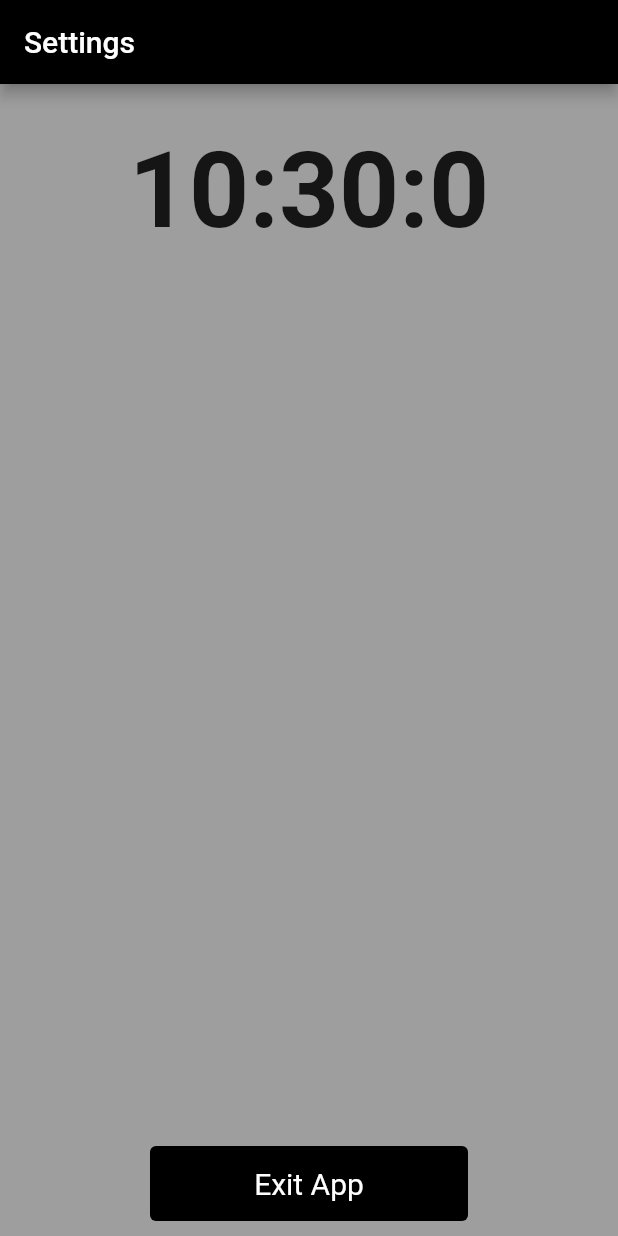
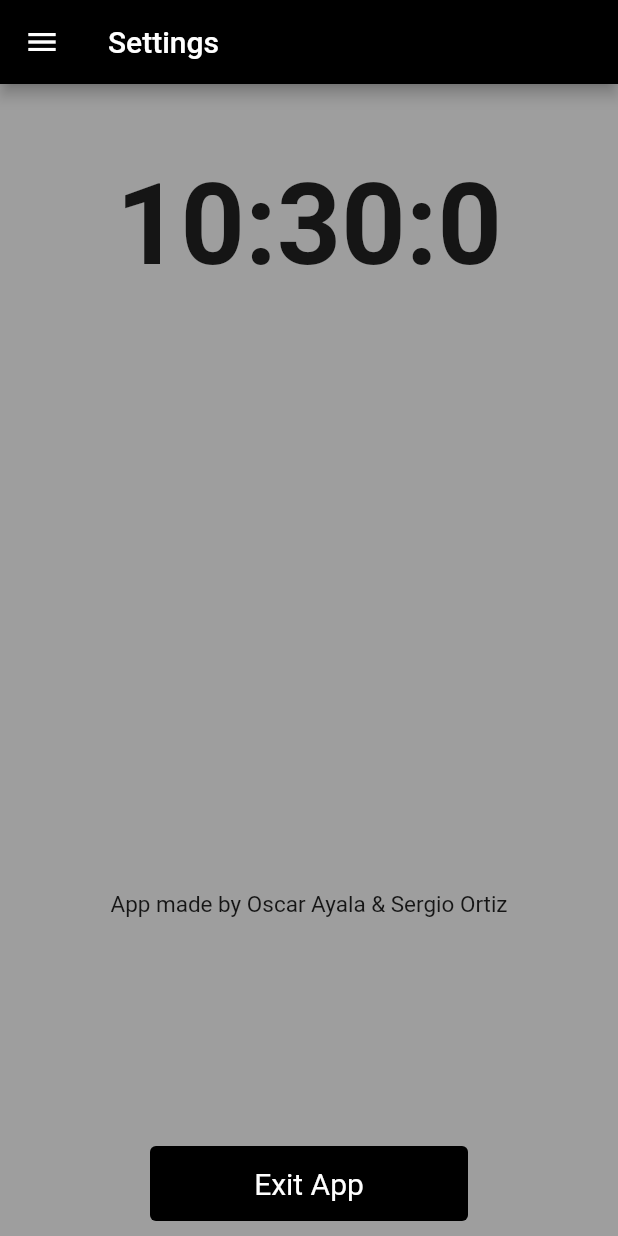
Before and after one commit to oayala3/finalProject, a Flutter app: the screen it shows after launch, scrolled down 1648 dp, on a phone screen of 412 x 824 dp. Run offline on Flutter 3.47's test engine with Material 2 defaults, Android fonts, the phone set to English and light mode, and no system bars; our stand-ins replace animated_background, flutter_slidable, google_maps_flutter, image_picker, location, share and 2 more; missing offline and left inert: gallery_view; accounts and stored records are empty; statements that could not run were skipped.

Commit message:
adds settings drawer

```diff
--- a/lib/screens/bottom_screen.dart
+++ b/lib/screens/bottom_screen.dart
@@ -42,7 +42,7 @@ class _BottomScreenState extends State<BottomScreen> {
         title: const Text('Settings', style: TextStyle(color: Colors.white),),
       ),
       body: Padding(
-        padding: const EdgeInsets.fromLTRB(0, 30, 0, 0),
+        padding: const EdgeInsets.fromLTRB(0, 50, 0, 0),
         child: Column(
           children: [
             Container(
@@ -52,15 +52,59 @@ class _BottomScreenState extends State<BottomScreen> {
                 return Text(
                   getSystemTime(),
                   style: const TextStyle(
-                      fontSize: 70,
+                      fontSize: 75,
                       fontWeight: FontWeight.w700
                   ),
                 );
               }),
             ),
-          ],
+            const Padding(
+              padding: EdgeInsets.fromLTRB(0, 400, 0, 0),
+              child: Text('App made by Oscar Ayala & Sergio Ortiz', style: TextStyle(fontSize: 15),
+            ),
+            )],
         ),
-      )
+      ),
+      drawer: Drawer(
+        child: Container(
+          color: Colors.grey,
+          child: ListView(
+            padding: EdgeInsets.zero,
+            children: [
+              const DrawerHeader(
+                decoration: BoxDecoration(
+                  color: Colors.black,
+                ),
+                child: Text('Settings', style: TextStyle(color: Colors.white),),
+              ),
+              ListTile(
+                title: const Text('Privacy Settings'),
+                onTap: () {
+                  Navigator.pop(context);
+                },
+              ),
+              ListTile(
+                title: const Text('Notifications'),
+                onTap: () {
+                  Navigator.pop(context);
+                },
+              ),
+              ListTile(
+                title: const Text('Help'),
+                onTap: () {
+                  Navigator.pop(context);
+                },
+              ),
+              ListTile(
+                title: const Text('About Us'),
+                onTap: () {
+                  Navigator.pop(context);
+                },
+              ),
+            ],
+          ),
+        )
+      ),
     );
   }
 
--- a/lib/screens/home.dart
+++ b/lib/screens/home.dart
@@ -40,7 +40,7 @@ class _MyHomePageState extends State<MyHomePage> with TickerProviderStateMixin {
                 color: Colors.black,
                 shape: BoxShape.rectangle,
                 border: Border.all(
-                  color: Colors.purple,
+                  color: Colors.black12,
                   width: 2.0,
                 ),
               ),
```
